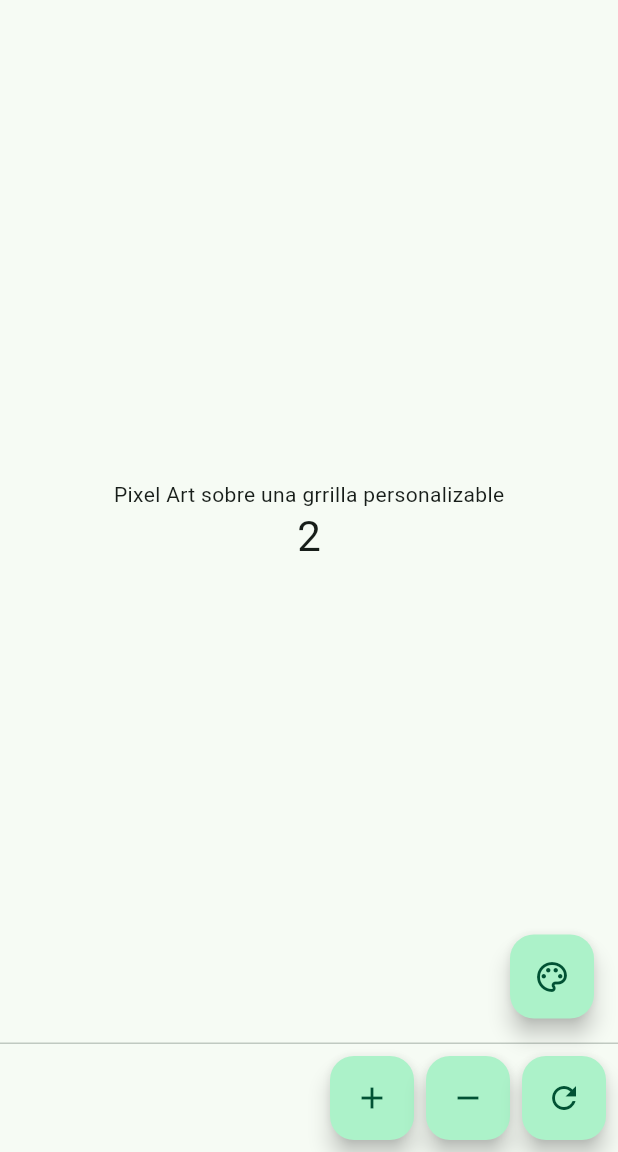
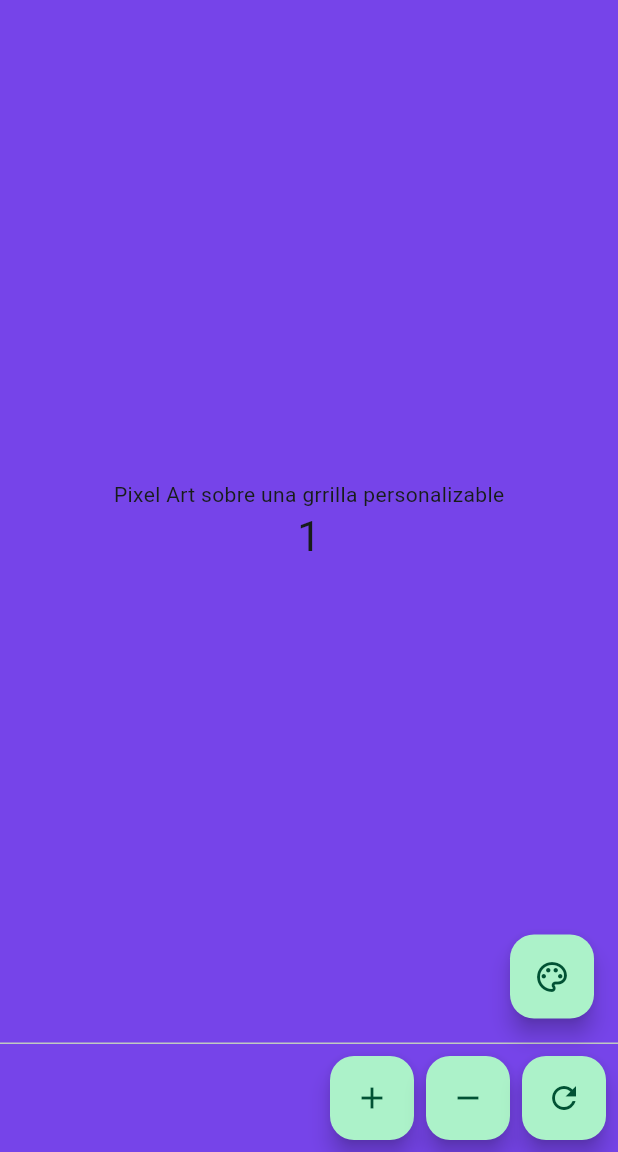
Before and after one commit to Remixpak/3479A321_2023479030_, a Flutter app: the screen it shows after launch, after a tap on the "add" icon, after a tap on the "color lens" icon, on a phone screen of 412 x 824 dp, the part 84-1236 px from its top. Run offline on Flutter 3.47's test engine with Material 3 defaults, Android fonts, the phone set to English and light mode, and no system bars.

Commit message:
Actualizacion_hasta_el_paso_6

```diff
--- a/lib/main.dart
+++ b/lib/main.dart
@@ -28,7 +28,9 @@
         //
         // This works for code too, not just values: Most code changes can be
         // tested with just a hot reload.
-        colorScheme: ColorScheme.fromSeed(seedColor: const Color.fromARGB(255, 0, 255, 170)),
+        colorScheme: ColorScheme.fromSeed(
+          seedColor: const Color.fromARGB(255, 0, 255, 170),
+        ),
       ),
       home: const MyHomePage(title: '2023479030'),
     );
@@ -55,6 +57,47 @@
 
 class _MyHomePageState extends State<MyHomePage> {
   int _counter = 0;
+  Color _currentColor = const Color.fromARGB(255, 255, 255, 255);
+
+  void ChangeColor(
+    Color newColor,
+  ) //ignorar, esto lo que hacia era cambiar en base al numero del contador
+  {
+    setState(() {
+      _currentColor = newColor; //actualiza el color actual
+    });
+  }
+
+  void changeColor2() {
+    setState(() {
+      if (_currentColor ==
+          const Color.fromARGB(255, 255, 255, 255)) //color base
+      {
+        _currentColor = const Color.fromARGB(
+          255,
+          118,
+          68,
+          233,
+        ); //cambia a morado
+      } else if (_currentColor ==
+          const Color.fromARGB(255, 118, 68, 233)) //morado
+      {
+        _currentColor = const Color.fromARGB(
+          255,
+          57,
+          205,
+          250,
+        ); //cambia a celeste
+      } else {
+        _currentColor = const Color.fromARGB(
+          255,
+          255,
+          255,
+          255,
+        ); //cambia a blanco
+      }
+    });
+  }
 
   void _incrementCounter() {
     setState(() {
@@ -88,6 +131,7 @@
       _counter = 0;
     });
   }
+
   @override
   Widget build(BuildContext context) {
     // This method is rerun every time setState is called, for instance as done
@@ -97,6 +141,7 @@
     // fast, so that you can just rebuild anything that needs updating rather
     // than having to individually change instances of widgets.
     return Scaffold(
+      backgroundColor: _currentColor,
       appBar: AppBar(
         // TRY THIS: Try changing the color here to a specific color (to
         // Colors.amber, perhaps?) and trigger a hot reload to see the AppBar
@@ -134,11 +179,20 @@
         ),
       ),
       floatingActionButton: FloatingActionButton(
-        onPressed: _incrementCounter,
-        tooltip: 'Increment',
+        onPressed: () {
+          //ChangeColor(Colors.primaries[_counter % Colors.primaries.length]);}
+          changeColor2();
+          //print("Boton apretado");
+        },
         child: const Icon(Icons.color_lens_outlined),
-      ), // This trailing comma makes auto-formatting nicer for build methods.
-      persistentFooterButtons: <Widget>[
+      ),
+      persistentFooterButtons: ChangeCounterValue,
+    );
+  }
+
+  List<Widget> get ChangeCounterValue {
+    return <Widget>[
+      //botones persistentes en el pie de la pantalla
       FloatingActionButton(
         onPressed: _incrementCounter,
         tooltip: 'Increment',
@@ -154,7 +208,6 @@
         tooltip: 'Reset',
         child: const Icon(Icons.refresh),
       ),
-      ],
-    );
+    ];
   }
 }
```
Also changed, not shown: pubspec.lock. Lines whose indentation alone changed are shown as unchanged.
